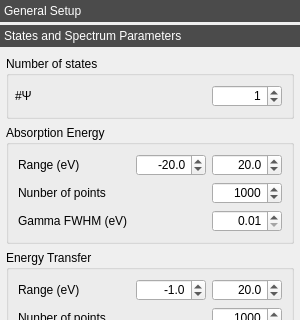
The window that crispy/resources/gui/uis/quanty.ui (mretegan/crispy) describes before a commit, drawn with Qt 5; both pictures show x 0 to 300 and y 0 to 320 of the 300 by 700 pixel window.
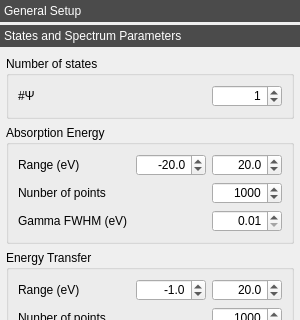
The same window after the commit. The open tabs and pages were chosen to show the change. Icons and pictures are not drawn. Custom widgets are drawn as their Qt base class.

Commit message: Fix small alignment issue

The edit to the form file:
```diff
--- a/crispy/resources/gui/uis/quanty.ui
+++ b/crispy/resources/gui/uis/quanty.ui
@@ -280,9 +280,6 @@
            <string>Number of states</string>
           </property>
           <layout class="QHBoxLayout" name="horizontalLayout_2">
-           <property name="leftMargin">
-            <number>6</number>
-           </property>
            <item>
             <layout class="QHBoxLayout" name="nPsisHorizontalLayout">
              <item>
```
